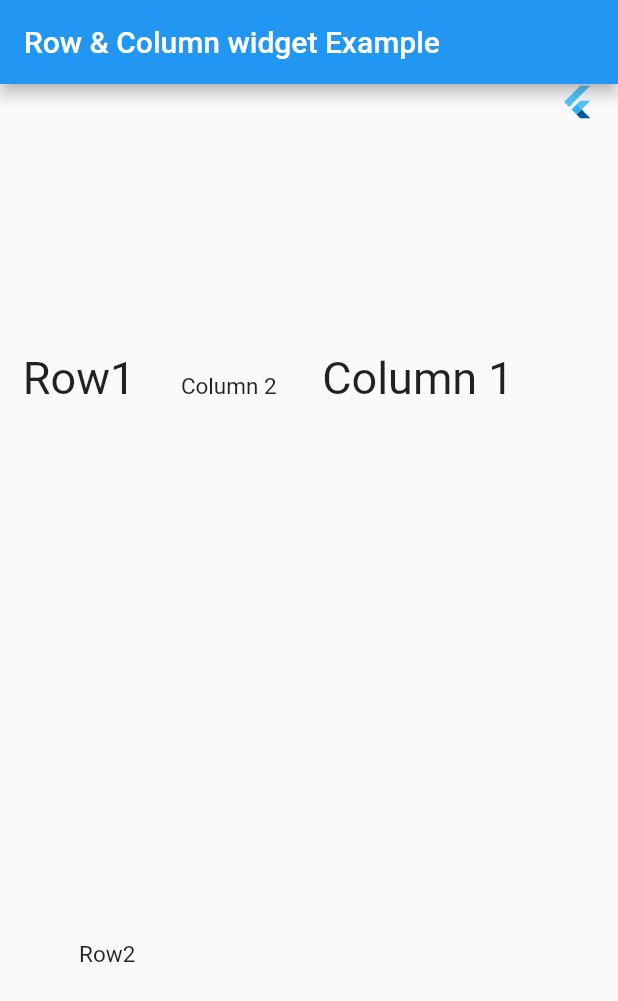
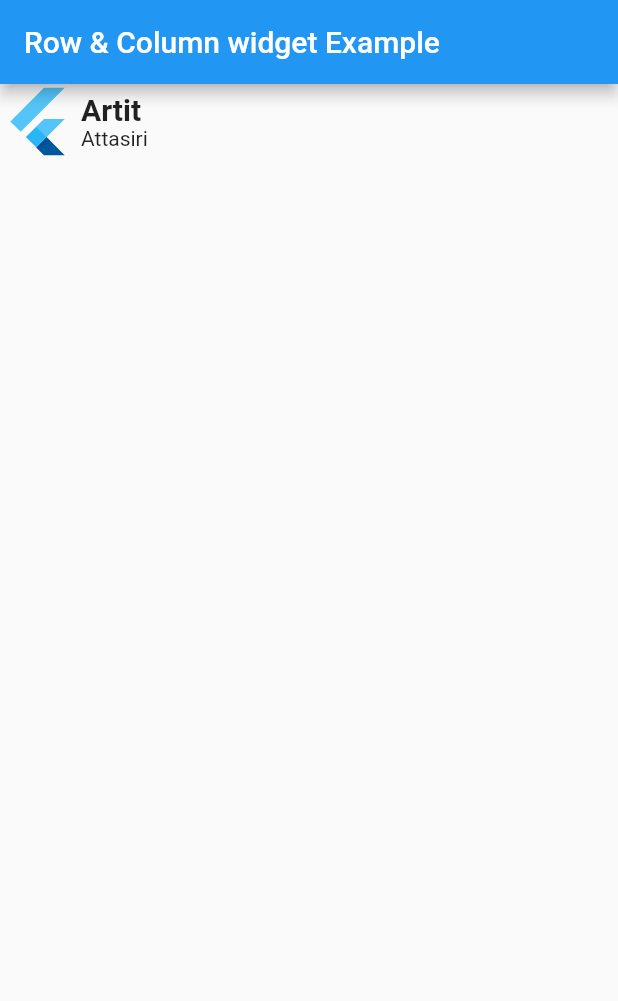
Before and after one commit to nii-ne/myapp, a Flutter app: the screen it shows after launch, on a phone screen of 412 x 824 dp. Shown: the top 1001 px of the screen. Run offline on Flutter 3.47's test engine with Material 2 defaults, Android fonts, the phone set to English and light mode, and no system bars.

Commit message:
column in row

```diff
--- a/lib/main.dart
+++ b/lib/main.dart
@@ -12,35 +12,24 @@ class MyApp extends StatelessWidget {
           title: Text("Row & Column widget Example"),
         ),
         body: Row(
-          mainAxisAlignment: MainAxisAlignment.spaceAround,
-          crossAxisAlignment: CrossAxisAlignment.baseline,
-          textBaseline: TextBaseline.alphabetic,
-          textDirection: TextDirection.rtl,
           children: <Widget>[
-            FlutterLogo(),
-            Text(
-              "Column 1",
-              style: TextStyle(fontSize: 30),
+            FlutterLogo(
+              size: 50,
             ),
-            Text(
-              "Column 2",
-              style: TextStyle(fontSize: 15),
+            Container(
+              margin: EdgeInsets.only(left: 4),
+              child: Column(
+                crossAxisAlignment: CrossAxisAlignment.start,
+                mainAxisSize: MainAxisSize.min,
+                children: <Widget>[
+                  Text(
+                    "Artit",
+                    style: TextStyle(fontSize: 20, fontWeight: FontWeight.bold),
+                  ),
+                  Text("Attasiri")
+                ],
+              ),
             ),
-            Column(
-              mainAxisAlignment: MainAxisAlignment.spaceAround,
-              mainAxisSize: MainAxisSize.max,
-              crossAxisAlignment: CrossAxisAlignment.end,
-              children: <Widget>[
-                Text(
-                  "Row1",
-                  style: TextStyle(fontSize: 30),
-                ),
-                Text(
-                  "Row2",
-                  style: TextStyle(fontSize: 15),
-                ),
-              ],
-            )
           ],
         ),
       ),
```
